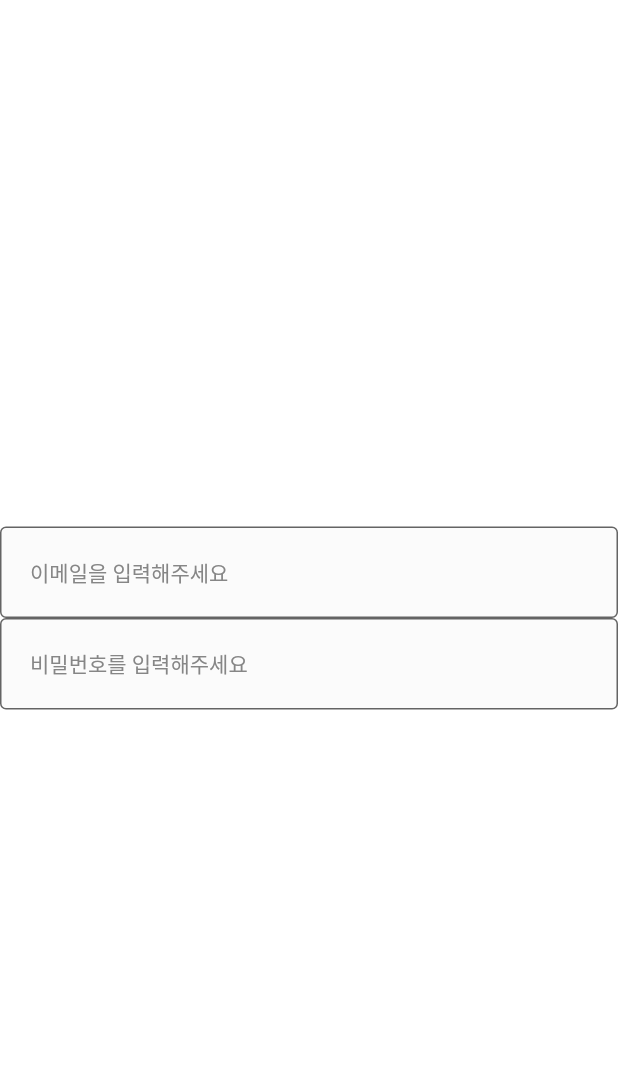
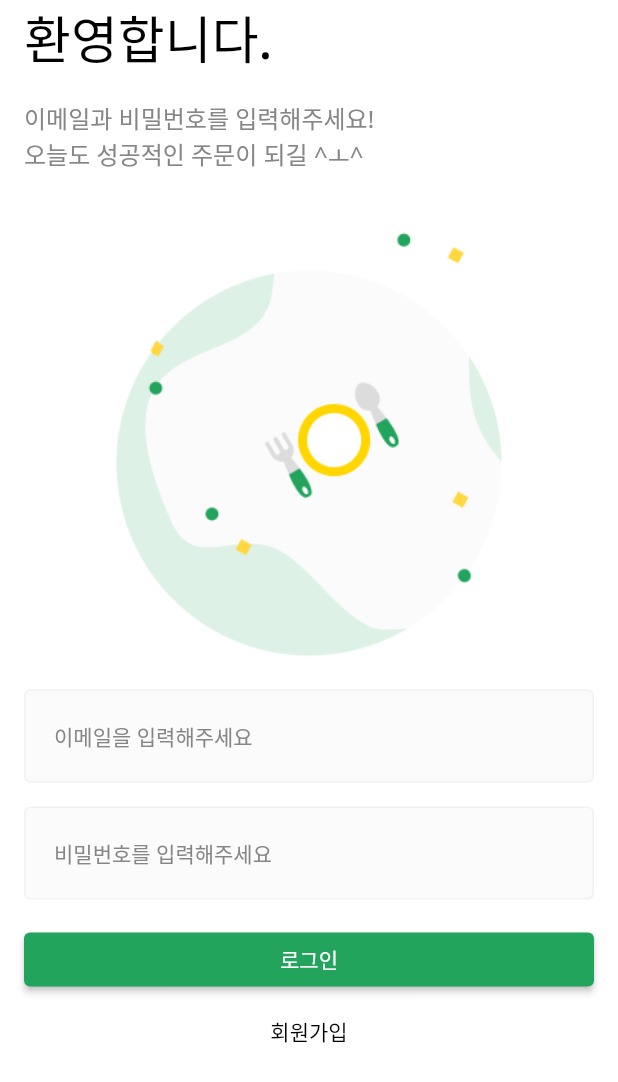
Before and after one commit to alswn2348/-CodeFactory-Intermediate-Flutter-Challenge-Project, a Flutter app: the screen it shows after launch, on a phone screen of 412 x 824 dp. Shown: the top 1082 px of the screen. Run offline on Flutter 3.47's test engine with Material 2 defaults, Android fonts, the phone set to English and light mode, and no system bars.

Commit message:
design : login screen

```diff
--- a/lib/common/component/custom_text_form_field.dart
+++ b/lib/common/component/custom_text_form_field.dart
@@ -47,6 +47,7 @@
             color: PRIMARY_COLOR,
           ),
         ),
+        enabledBorder: baseBorder,
       ),
     );
   }
--- /dev/null
+++ b/lib/common/layout/default_layout.dart
@@ -0,0 +1,18 @@
+import 'package:flutter/material.dart';
+
+class DefaultLayout extends StatelessWidget {
+  final Widget child;
+
+  const DefaultLayout({
+    super.key,
+    required this.child,
+  });
+
+  @override
+  Widget build(BuildContext context) {
+    return Scaffold(
+      backgroundColor: Colors.white,
+      body: child,
+    );
+  }
+}
--- a/lib/main.dart
+++ b/lib/main.dart
@@ -1,4 +1,4 @@
-import 'package:codefactory_flutte_project/common/component/custom_text_form_field.dart';
+import 'package:codefactory_flutte_project/user/view/login_screen.dart';
 import 'package:flutter/material.dart';
 
 void main() {
@@ -11,22 +11,10 @@
   @override
   Widget build(BuildContext context) {
     return MaterialApp(
-      home: Scaffold(
-          backgroundColor: Colors.white,
-          body: Column(
-            mainAxisAlignment: MainAxisAlignment.center,
-            children: [
-              CustomTextFormField(
-                hintText: "이메일을 입력해주세요",
-                onChanged: (String value) {},
-              ),
-              CustomTextFormField(
-                hintText: "비밀번호를 입력해주세요",
-                onChanged: (String value) {},
-                obscureText: true,
-              ),
-            ],
-          )),
+      theme: ThemeData(
+        fontFamily: 'NotoSans',
+      ),
+      home: const LoginScreen(),
     );
   }
 }
--- /dev/null
+++ b/lib/user/view/login_screen.dart
@@ -0,0 +1,89 @@
+import 'package:codefactory_flutte_project/common/component/custom_text_form_field.dart';
+import 'package:codefactory_flutte_project/common/const/colors.dart';
+import 'package:codefactory_flutte_project/common/const/gaps.dart';
+import 'package:codefactory_flutte_project/common/layout/default_layout.dart';
+import 'package:flutter/material.dart';
+
+class LoginScreen extends StatelessWidget {
+  const LoginScreen({super.key});
+
+  @override
+  Widget build(BuildContext context) {
+    return DefaultLayout(
+      child: SingleChildScrollView(
+        keyboardDismissBehavior:
+            ScrollViewKeyboardDismissBehavior.onDrag, //드래그 했을때 키보드 dismiss
+        child: SafeArea(
+          top: true,
+          bottom: false,
+          child: Padding(
+            padding: const EdgeInsets.symmetric(horizontal: 16.0),
+            child: Column(
+              crossAxisAlignment: CrossAxisAlignment.stretch,
+              children: [
+                const _Title(),
+                Gaps.v16,
+                const _SubTitle(),
+                Image.asset(
+                  'asset/img/misc/logo.png',
+                  height: MediaQuery.of(context).size.height / 5 * 2,
+                ),
+                Gaps.v16,
+                CustomTextFormField(
+                  hintText: "이메일을 입력해주세요",
+                  onChanged: (String value) {},
+                ),
+                Gaps.v16,
+                CustomTextFormField(
+                  hintText: "비밀번호를 입력해주세요",
+                  onChanged: (String value) {},
+                  obscureText: true,
+                ),
+                Gaps.v16,
+                ElevatedButton(
+                  onPressed: () {},
+                  style:
+                      ElevatedButton.styleFrom(backgroundColor: PRIMARY_COLOR),
+                  child: const Text("로그인"),
+                ),
+                TextButton(
+                  onPressed: () {},
+                  style: TextButton.styleFrom(foregroundColor: Colors.black),
+                  child: const Text("회원가입"),
+                )
+              ],
+            ),
+          ),
+        ),
+      ),
+    );
+  }
+}
+
+class _SubTitle extends StatelessWidget {
+  const _SubTitle();
+
+  @override
+  Widget build(BuildContext context) {
+    return const Text(
+      '이메일과 비밀번호를 입력해주세요!\n오늘도 성공적인 주문이 되길 ^ㅗ^',
+      style: TextStyle(fontSize: 16, color: BODY_TEXT_COLOR),
+    );
+  }
+}
+
+class _Title extends StatelessWidget {
+  const _Title();
+
+  @override
+  Widget build(BuildContext context) {
+    return const Text(
+      "환영합니다.",
+      style: TextStyle(
+        fontSize: 34,
+        fontWeight: FontWeight.w500,
+        color: Colors.black,
+      ),
+    );
+  }
+}
```
